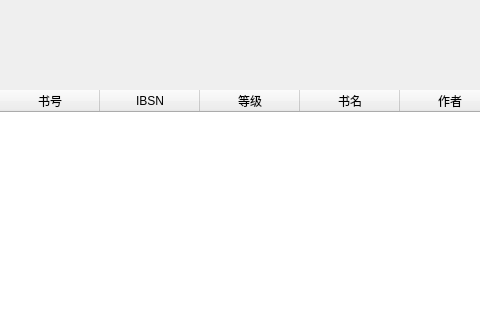
The window that book_information.ui (lwher/Library-System) describes before a commit, drawn with Qt 5; both pictures show x 0 to 480 and y 0 to 320 of the 1175 by 684 pixel window.
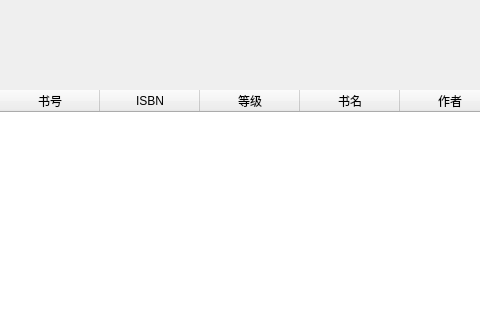
The same window after the commit.

```diff
--- a/book_information.ui
+++ b/book_information.ui
@@ -289,7 +289,7 @@
     </column>
     <column>
      <property name="text">
-      <string>IBSN</string>
+      <string>ISBN</string>
      </property>
     </column>
     <column>
```
Left out of the diff: 2 changed lines with no effect on the pictures.
